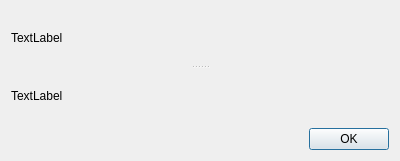
The window that source/resultsview.ui (archTk/arch-ne) describes before a commit, drawn with Qt 5.
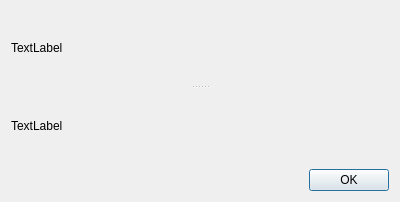
The same window after the commit.

```diff
--- a/source/resultsview.ui
+++ b/source/resultsview.ui
@@ -7,9 +7,15 @@
     <x>0</x>
     <y>0</y>
     <width>400</width>
-    <height>161</height>
+    <height>202</height>
    </rect>
   </property>
+  <property name="minimumSize">
+   <size>
+    <width>0</width>
+    <height>0</height>
+   </size>
+  </property>
   <property name="windowTitle">
    <string>Form</string>
   </property>
```
